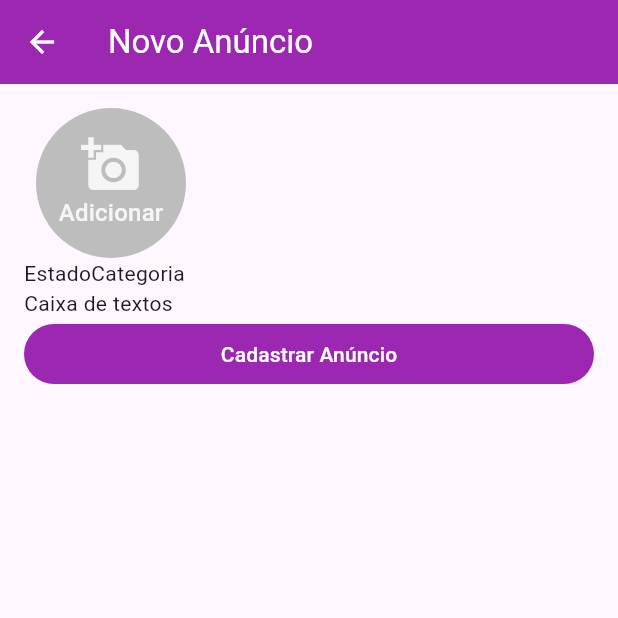
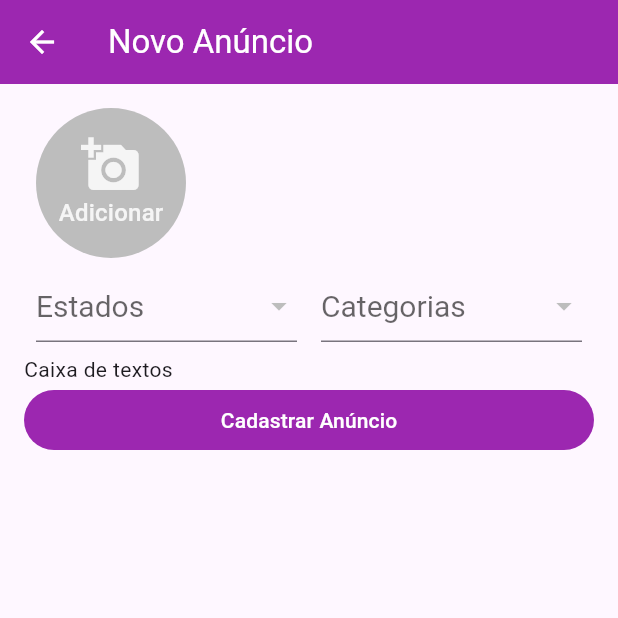
Before and after one commit to Revers-BR/OLX_Flutter_Udemy, a Flutter app: the Anuncio screen opened by its route, after a tap on "Adicionar", on a phone screen of 412 x 824 dp, the top half of it. Run offline on Flutter 3.47's test engine with Material 3 defaults, Android fonts, the phone set to English and light mode, and no system bars; our stand-ins replace brasil_fields, firebase_auth, firebase_core, image_picker; missing offline and left inert: validadores; accounts and stored records are empty; statements that could not run were skipped.

Commit message:
Adicionado lista de estado e categoria

```diff
--- a/lib/views/anuncio.dart
+++ b/lib/views/anuncio.dart
@@ -1,7 +1,8 @@
 import 'dart:io';
+import 'package:brasil_fields/brasil_fields.dart';
 import 'package:flutter/material.dart';
-import 'package:flutter/widgets.dart';
 import 'package:image_picker/image_picker.dart';
+import 'package:validadores/Validador.dart';
 
 class Anuncio extends StatefulWidget {
 
@@ -15,7 +16,13 @@ class _Anuncio extends State<Anuncio> {
 
   final GlobalKey<FormState> _formKey  = GlobalKey<FormState>();
 
+  final List<DropdownMenuItem<String>> _itensDropEstados = [];
+  final List<DropdownMenuItem<String>> _itensDropCategorias = [];
+
   final List<File> _imagens = [];
+
+  String? _itemSelecionadoEstado;
+  String? _itemSelecionadoCategoria;
 
   void _selecionarImagemGaleria() async {
 
@@ -26,6 +33,31 @@ class _Anuncio extends State<Anuncio> {
 
       setState(() => _imagens.add(imagemSelecionado));
     }
+  }
+
+  void _carregarItensDropdown(){
+
+    for (var estado in Estados.listaEstadosSigla) {
+      _itensDropEstados.add(
+        DropdownMenuItem(
+          value: estado,
+          child: Text(estado),
+        )
+      );
+    }
+
+    _itensDropCategorias.addAll(const [
+      DropdownMenuItem(value: "auto",   child: Text("Automóvel")),
+      DropdownMenuItem(value: "eletro", child: Text("Eletrônicos")),
+      DropdownMenuItem(value: "imovel", child: Text("Imóvel")),
+      DropdownMenuItem(value: "moda",   child: Text("Moda")),
+    ]);
+  }
+
+  @override
+  void initState() {
+    super.initState();
+    _carregarItensDropdown();
   }
 
   @override
@@ -144,10 +176,55 @@ class _Anuncio extends State<Anuncio> {
                     ]);
                   },
                 ),
+
                 Row(children: [
-                  Text("Estado"),
-                  Text("Categoria")
+                  Expanded(
+                    child: Padding(
+                      padding: EdgeInsets.all(8),
+                      child: DropdownButtonFormField(
+                        value: _itemSelecionadoEstado,
+                        hint: Text("Estados"),
+                        style: TextStyle(
+                          color: Colors.black,
+                          fontSize: 20
+                        ),
+                        items: _itensDropEstados,
+                        validator: (value) => Validador()
+                          .add(Validar.OBRIGATORIO, msg: "Campo obrigatório!")
+                          .valido(value),
+                        onChanged: (value) {
+                          setState(() {
+                            _itemSelecionadoEstado = value;
+                          });
+                        },
+                      ),
+                    ),
+                  ),
+
+                  Expanded(
+                    child: Padding(
+                      padding: EdgeInsets.all(8),
+                      child: DropdownButtonFormField(
+                        value: _itemSelecionadoCategoria,
+                        hint: Text("Categorias"),
+                        style: TextStyle(
+                          color: Colors.black,
+                          fontSize: 20
+                        ),
+                        items: _itensDropCategorias,
+                        validator: (value) => Validador()
+                          .add(Validar.OBRIGATORIO, msg: "Campo obrigatório!")
+                          .valido(value),
+                        onChanged: (value) {
+                          setState(() {
+                            _itemSelecionadoCategoria = value;
+                          });
+                        },
+                      ),
+                    ),
+                  ),
                 ]),
+
                 Text("Caixa de textos"),
                 FilledButton(
                   onPressed: (){
--- a/pubspec.yaml
+++ b/pubspec.yaml
@@ -40,6 +40,8 @@ dependencies:
   cloud_firestore: ^5.4.0
   firebase_storage: ^12.2.0
   image_picker: ^1.1.2
+  brasil_fields: ^1.15.0
+  validadores: ^1.0.9
 
 dev_dependencies:
   flutter_test:
```
Also changed, not shown: pubspec.lock.
